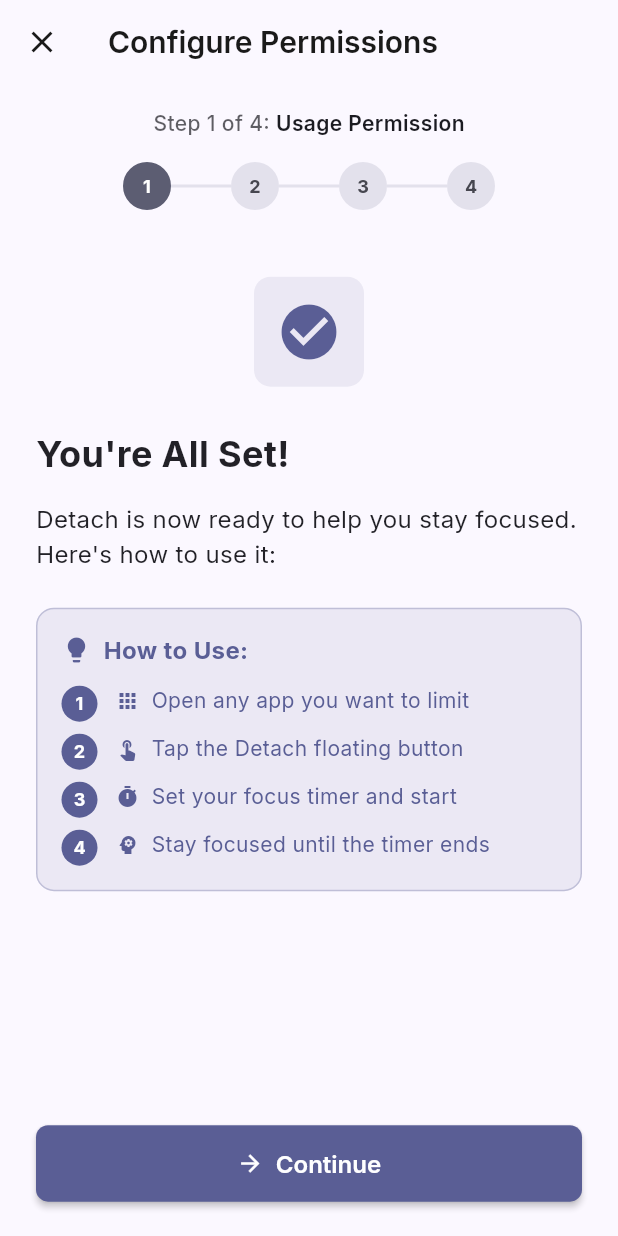
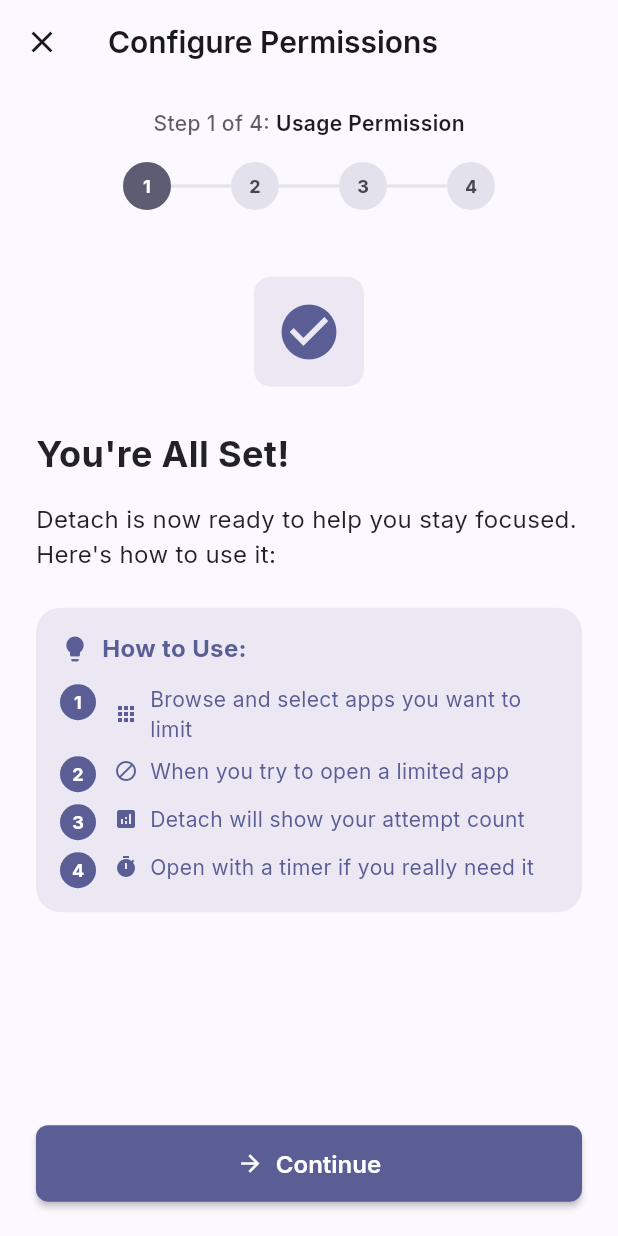
Before and after one commit to Partha-CreoIT/detach, a Flutter app: the screen it shows after launch, swiped to page 4, on a phone screen of 412 x 824 dp. Run offline on Flutter 3.47's test engine with Material 3 defaults, Android fonts, the phone set to English and light mode, and no system bars; our stand-ins replace connectivity_plus, device_info_plus, figma_squircle, firebase_analytics, firebase_core, fl_chart and 6 more; missing offline and left inert: installed_apps; accounts and stored records are empty; project files that could hold a hidden picture were left out.

Commit message:
- added how to use and minor fix

```diff
--- a/lib/app/pages/permission_handler/view/widgets/how_to_use_view.dart
+++ b/lib/app/pages/permission_handler/view/widgets/how_to_use_view.dart
@@ -107,14 +107,12 @@
                   ),
                   const SizedBox(height: 24),
                   // Instructions
-                  Container(
-                    padding: const EdgeInsets.all(16),
-                    decoration: BoxDecoration(
+                  Material(
                     color: Theme.of(context).colorScheme.primary.withValues(alpha: 0.1),
-                      borderRadius: BorderRadius.circular(12),
-                      border: Border.all(
-                          color: Theme.of(context).colorScheme.primary.withValues(alpha: 0.3)),
-                    ),
+                    borderRadius: SmoothBorderRadius(cornerRadius: 16 , cornerSmoothing: 1),
+
+                    child: Padding(
+                      padding: const EdgeInsets.all(16.0),
                       child: Column(
                         crossAxisAlignment: CrossAxisAlignment.start,
                         children: [
@@ -136,28 +134,29 @@
                           const SizedBox(height: 12),
                           _buildInstructionItem(
                             '1',
-                          'Open any app you want to limit',
+                            'Browse and select apps you want to limit',
                             Icons.apps,
                           ),
                           const SizedBox(height: 8),
                           _buildInstructionItem(
                             '2',
-                          'Tap the Detach floating button',
-                          Icons.touch_app,
+                            'When you try to open a limited app',
+                            Icons.block,
                           ),
                           const SizedBox(height: 8),
                           _buildInstructionItem(
                             '3',
-                          'Set your focus timer and start',
-                          Icons.timer,
+                            'Detach will show your attempt count',
+                            Icons.analytics,
                           ),
                           const SizedBox(height: 8),
                           _buildInstructionItem(
                             '4',
-                          'Stay focused until the timer ends',
-                          Icons.psychology,
+                            'Open with a timer if you really need it',
+                            Icons.timer,
                           ),
                         ],
+                      ),
                     ),
                   ),
                 ],
--- a/lib/app/pages/permission_handler/view/widgets/stepper_indicator.dart
+++ b/lib/app/pages/permission_handler/view/widgets/stepper_indicator.dart
@@ -126,7 +126,7 @@
           width: 40,
           height: 2,
           color: isCompleted
-              ? Theme.of(context).colorScheme.primary
+              ? Colors.green
               : Theme.of(context).colorScheme.surfaceVariant,
         );
       },
--- a/lib/app/pages/splash_page.dart
+++ b/lib/app/pages/splash_page.dart
@@ -72,7 +72,7 @@
       _logoController.forward();
     });
 
-    Future.delayed(const Duration(seconds: 3), () {
+    Future.delayed(const Duration(milliseconds: 1500), () {
       _navigateToProfile();
     });
   }
```
Also changed, not shown: lib/app/pages/home/view/home_view.dart (+155 -3 lines). Lines whose indentation alone changed are shown as unchanged.
